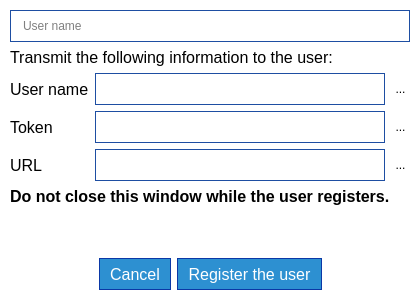
First picture: the form in parsec/core/gui/forms/register_user_dialog.ui, repository Scille/parsec-cloud, before the edit.
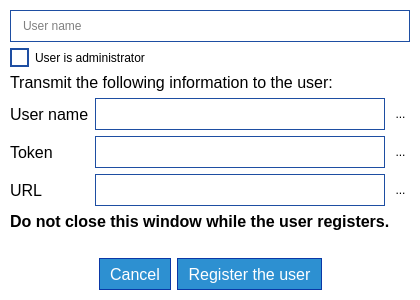
Second picture: the form after the edit. Icons and pictures are not drawn.

Commit message: [GUI] Added is_admin checkbox when creating a new user

```diff
--- a/parsec/core/gui/forms/register_user_dialog.ui
+++ b/parsec/core/gui/forms/register_user_dialog.ui
@@ -131,6 +131,13 @@
      </property>
     </widget>
    </item>
+   <item>
+    <widget class="QCheckBox" name="checkbox_is_admin">
+     <property name="text">
+      <string>User is administrator</string>
+     </property>
+    </widget>
+   </item>
    <item>
     <widget class="QWidget" name="widget_registration" native="true">
      <layout class="QVBoxLayout" name="verticalLayout">
```
The commit also changes 1 other file.
